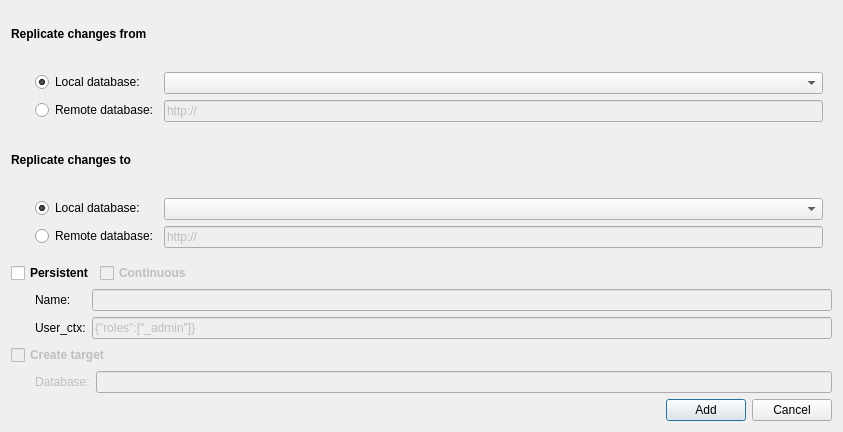
The window that couchman/forms/ReplicationWindow.ui (kolyanu4/couchman) describes before a commit, drawn with Qt 5.
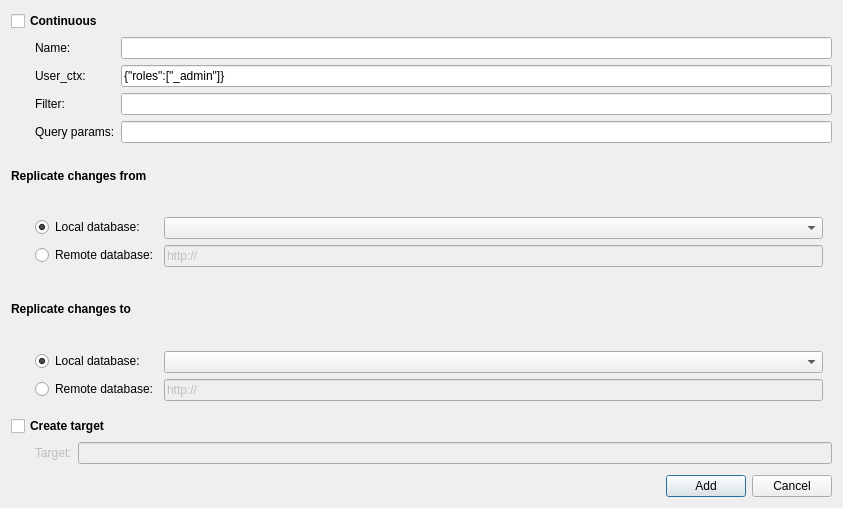
The same window after the commit.

Diff of the .ui file:
```diff
--- a/couchman/forms/ReplicationWindow.ui
+++ b/couchman/forms/ReplicationWindow.ui
@@ -7,14 +7,14 @@
     <x>0</x>
     <y>0</y>
     <width>843</width>
-    <height>432</height>
+    <height>508</height>
    </rect>
   </property>
   <property name="windowTitle">
    <string>Create replication</string>
   </property>
   <layout class="QGridLayout" name="gridLayout" columnstretch="5,0,0,0">
-   <item row="0" column="0" colspan="2">
+   <item row="1" column="0" colspan="2">
     <widget class="QLabel" name="label">
      <property name="font">
       <font>
@@ -27,7 +27,7 @@
      </property>
     </widget>
    </item>
-   <item row="1" column="0" colspan="4">
+   <item row="2" column="0" colspan="4">
     <widget class="QWidget" name="verticalWidget" native="true">
      <layout class="QVBoxLayout" name="verticalLayout">
       <item>
@@ -70,7 +70,7 @@
      </layout>
     </widget>
    </item>
-   <item row="2" column="0">
+   <item row="3" column="0">
     <widget class="QLabel" name="label_2">
      <property name="font">
       <font>
@@ -83,91 +83,14 @@
      </property>
     </widget>
    </item>
-   <item row="7" column="0" colspan="4">
-    <layout class="QGridLayout" name="gridLayout_2" columnstretch="4,96">
-     <property name="leftMargin">
-      <number>0</number>
-     </property>
-     <item row="0" column="0">
-      <widget class="QCheckBox" name="cbx_persistent">
-       <property name="font">
-        <font>
-         <weight>75</weight>
-         <bold>true</bold>
-        </font>
-       </property>
-       <property name="text">
-        <string>Persistent</string>
-       </property>
-      </widget>
-     </item>
-     <item row="2" column="0" colspan="2">
-      <layout class="QFormLayout" name="formLayout_3">
-       <property name="fieldGrowthPolicy">
-        <enum>QFormLayout::AllNonFixedFieldsGrow</enum>
-       </property>
-       <property name="leftMargin">
-        <number>24</number>
-       </property>
-       <item row="1" column="0">
-        <widget class="QLabel" name="label_3">
-         <property name="text">
-          <string>Name:</string>
-         </property>
-        </widget>
-       </item>
-       <item row="1" column="1">
-        <widget class="QLineEdit" name="txt_name">
-         <property name="enabled">
-          <bool>false</bool>
-         </property>
-        </widget>
-       </item>
-       <item row="2" column="0">
-        <widget class="QLabel" name="label_4">
-         <property name="text">
-          <string>User_ctx:</string>
-         </property>
-        </widget>
-       </item>
-       <item row="2" column="1">
-        <widget class="QLineEdit" name="txt_userctx">
-         <property name="enabled">
-          <bool>false</bool>
-         </property>
-         <property name="text">
-          <string>{&quot;roles&quot;:[&quot;_admin&quot;]}</string>
-         </property>
-        </widget>
-       </item>
-      </layout>
-     </item>
-     <item row="0" column="1">
-      <widget class="QCheckBox" name="cbx_continuous">
-       <property name="enabled">
-        <bool>false</bool>
-       </property>
-       <property name="font">
-        <font>
-         <weight>75</weight>
-         <bold>true</bold>
-        </font>
-       </property>
-       <property name="text">
-        <string>Continuous</string>
-       </property>
-      </widget>
-     </item>
-    </layout>
-   </item>
-   <item row="9" column="3">
+   <item row="10" column="3">
     <widget class="QPushButton" name="btn_cancel">
      <property name="text">
       <string>Cancel</string>
      </property>
     </widget>
    </item>
-   <item row="9" column="2">
+   <item row="10" column="2">
     <widget class="QPushButton" name="btn_save">
      <property name="text">
       <string>Add</string>
@@ -177,7 +100,7 @@
      </property>
     </widget>
    </item>
-   <item row="3" column="0" colspan="4">
+   <item row="4" column="0" colspan="4">
     <widget class="QWidget" name="verticalWidget_2" native="true">
      <layout class="QVBoxLayout" name="verticalLayout_2">
       <item>
@@ -220,7 +143,7 @@
      </layout>
     </widget>
    </item>
-   <item row="8" column="0" colspan="4">
+   <item row="9" column="0" colspan="4">
     <layout class="QVBoxLayout" name="verticalLayout_8">
      <property name="leftMargin">
       <number>0</number>
@@ -228,7 +151,7 @@
      <item>
       <widget class="QCheckBox" name="cbx_create_target">
        <property name="enabled">
-        <bool>false</bool>
+        <bool>true</bool>
        </property>
        <property name="font">
         <font>
@@ -255,7 +178,7 @@
           <enum>Qt::RightToLeft</enum>
          </property>
          <property name="text">
-          <string>Database:</string>
+          <string>Target:</string>
          </property>
         </widget>
        </item>
@@ -270,6 +193,87 @@
      </item>
     </layout>
    </item>
+   <item row="0" column="0" colspan="4">
+    <layout class="QGridLayout" name="gridLayout_2" columnstretch="4,0">
+     <property name="leftMargin">
+      <number>0</number>
+     </property>
+     <item row="2" column="0" colspan="2">
+      <layout class="QFormLayout" name="formLayout_3">
+       <property name="fieldGrowthPolicy">
+        <enum>QFormLayout::AllNonFixedFieldsGrow</enum>
+       </property>
+       <property name="leftMargin">
+        <number>24</number>
+       </property>
+       <item row="1" column="0">
+        <widget class="QLabel" name="label_3">
+         <property name="text">
+          <string>Name:</string>
+         </property>
+        </widget>
+       </item>
+       <item row="1" column="1">
+        <widget class="QLineEdit" name="txt_name">
+         <property name="enabled">
+          <bool>true</bool>
+         </property>
+        </widget>
+       </item>
+       <item row="2" column="0">
+        <widget class="QLabel" name="label_4">
+         <property name="text">
+          <string>User_ctx:</string>
+         </property>
+        </widget>
+       </item>
+       <item row="2" column="1">
+        <widget class="QLineEdit" name="txt_userctx">
+         <property name="enabled">
+          <bool>true</bool>
+         </property>
+         <property name="text">
+          <string>{&quot;roles&quot;:[&quot;_admin&quot;]}</string>
+         </property>
+        </widget>
+       </item>
+       <item row="3" column="0">
+        <widget class="QLabel" name="label_6">
+         <property name="text">
+          <string>Filter:</string>
+         </property>
+        </widget>
+       </item>
+       <item row="3" column="1">
+        <widget class="QLineEdit" name="txt_filter"/>
+       </item>
+       <item row="4" column="0">
+        <widget class="QLabel" name="label_7">
+         <property name="text">
+          <string>Query params:</string>
+         </property>
+        </widget>
+       </item>
+       <item row="4" column="1">
+        <widget class="QLineEdit" name="txt_query"/>
+       </item>
+      </layout>
+     </item>
+     <item row="0" column="0">
+      <widget class="QCheckBox" name="cbx_continuous">
+       <property name="font">
+        <font>
+         <weight>75</weight>
+         <bold>true</bold>
+        </font>
+       </property>
+       <property name="text">
+        <string>Continuous</string>
+       </property>
+      </widget>
+     </item>
+    </layout>
+   </item>
   </layout>
  </widget>
  <resources/>
```
Left out of the diff: 72 changed lines with no effect on the pictures.
